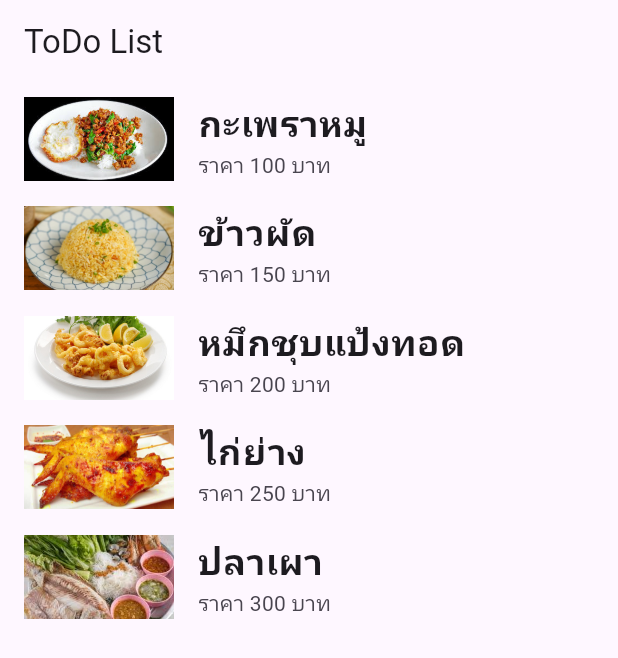
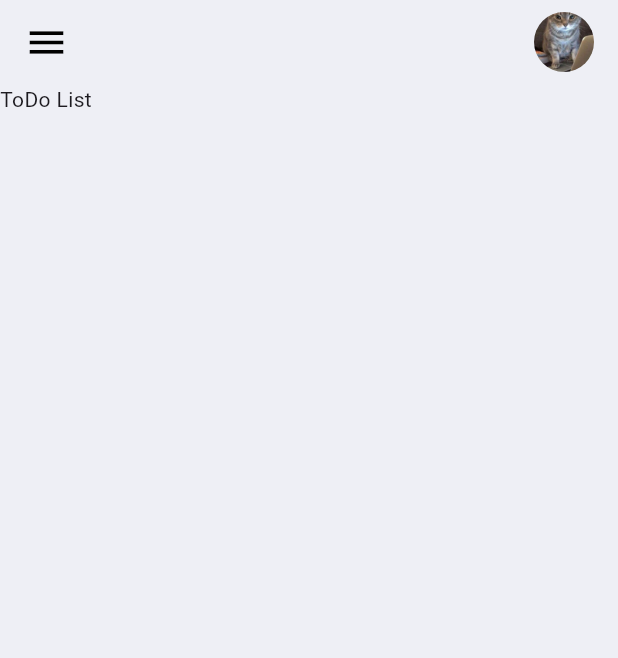
Before and after one commit to Ace-Phatcharapol/Learning-Cypress, a Flutter app: the screen it shows after launch, on a phone screen of 412 x 824 dp. Shown: the top 658 px of the screen. Run offline on Flutter 3.47's test engine with Material 3 defaults, Android fonts, the phone set to English and light mode, and no system bars.

Commit message:
Creating Custom AppBar

```diff
--- a/lib/FoodMenu.dart
+++ /dev/null
@@ -1,7 +0,0 @@
-class FoodMenu {
-  String name;
-  int price;
-  String img;
-
-  FoodMenu(this.name,this.price,this.img);
-}
--- a/lib/constants/colors.dart
+++ b/lib/constants/colors.dart
@@ -4,4 +4,4 @@ const Color cRed = Color.fromARGB(255, 255, 17, 0);
 const Color cBlue = Color.fromARGB(255, 0, 68, 255);
 const Color cBlack = Color.fromARGB(255, 0, 0, 0);
 const Color cGrey = Color.fromARGB(255, 66, 66, 66);
-const Color cWhite = Color.fromARGB(255, 255, 255, 255);
+const Color cWhite = Color(0xFFEEEFF5);
--- a/lib/main.dart
+++ b/lib/main.dart
@@ -1,65 +1,23 @@
 import 'package:flutter/material.dart';
-import 'FoodMenu.dart';
+import 'package:flutter/rendering.dart';
+import 'package:flutter/services.dart';
+import 'package:myflutter/screens/home.dart';
 
 void main() {
-  runApp(MyApp());
+  runApp(const MyApp());
 }
 
 class MyApp extends StatelessWidget {
+  const MyApp({Key? key}) : super(key: key);
+
   @override
   Widget build(BuildContext context) {
+    SystemChrome.setSystemUIOverlayStyle(
+        SystemUiOverlayStyle(statusBarColor: Colors.transparent));
     return MaterialApp(
-      title: "My App",
-      home: MyHomePage(),
-      theme: ThemeData(primarySwatch: Colors.blueGrey),
+      debugShowCheckedModeBanner: false,
+      title: 'ToDo App',
+      home: Home(),
     );
   }
 }
-
-class MyHomePage extends StatefulWidget {
-  @override
-  State<MyHomePage> createState() => _MyHomePageState();
-}
-
-class _MyHomePageState extends State<MyHomePage> {
-  //กลุ่มข้อมูล
-  List<FoodMenu> menu = [
-    FoodMenu("กะเพราหมู", 100, "assets/images/pic1.jpg"),
-    FoodMenu("ข้าวผัด", 150, "assets/images/pic2.jpg"),
-    FoodMenu("หมึกชุบแป้งทอด", 200, "assets/images/pic3.jpg"),
-    FoodMenu("ไก่ย่าง", 250, "assets/images/pic4.jpg"),
-    FoodMenu("ปลาเผา", 300, "assets/images/pic5.jpg"),
-  ];
-
-  //การแสดงผล
-  @override
-  Widget build(BuildContext context) {
-    return Scaffold(
-        appBar: AppBar(
-          title: const Text("ToDo List"),
-        ),
-        body: ListView.builder(
-            itemCount: menu.length,
-            itemBuilder: (BuildContext context, int index) {
-              FoodMenu food = menu[index];
-              return ListTile(
-                leading: SizedBox(
-                  width: 100, // กำหนดความกว้างของรูปภาพ
-                  height: 100, // กำหนดความสูงของรูปภาพ
-                  child: Image.asset(
-                    food.img,
-                    fit: BoxFit.cover,
-                  ),
-                ),
-                title: Text(
-                  food.name,
-                  style: TextStyle(fontSize: 24, fontWeight: FontWeight.w700),
-                ),
-                subtitle: Text("ราคา " + "${food.price}" + " บาท"),
-                onTap: () {
-                  print("คุณเลือกเมนูอาหารชื่อว่า " + food.name);
-                },
-              );
-            }));
-  }
-}
--- /dev/null
+++ b/lib/screens/home.dart
@@ -0,0 +1,40 @@
+import 'package:flutter/material.dart';
+import 'package:myflutter/constants/colors.dart';
+
+class Home extends StatelessWidget {
+  const Home({Key? key}) : super(key: key);
+
+  @override
+  Widget build(BuildContext context) {
+    return Scaffold(
+      backgroundColor: cWhite,
+        appBar: _buildAppBar(),
+        body: Container(
+          child: Text('ToDo List'),
+        ));
+  }
+
+    AppBar _buildAppBar() {
+    return AppBar(
+        backgroundColor: cWhite,
+        elevation: 0,
+        title: Row(
+          mainAxisAlignment: MainAxisAlignment.spaceBetween,
+          children: [
+            Icon(Icons.menu,
+            color: cBlack,
+            size: 30,
+            ),
+            Container(
+              height: 40,
+              width: 40,
+              child: ClipRRect(
+                borderRadius: BorderRadius.circular(20),
+                child: Image.asset('assets/images/Fat Cat.jpg'),
+              ),
+            ),
+          ],
+        ),
+      );
+  }
+}
```
Also changed, not shown: assets/images/Fat Cat.jpg (added).
